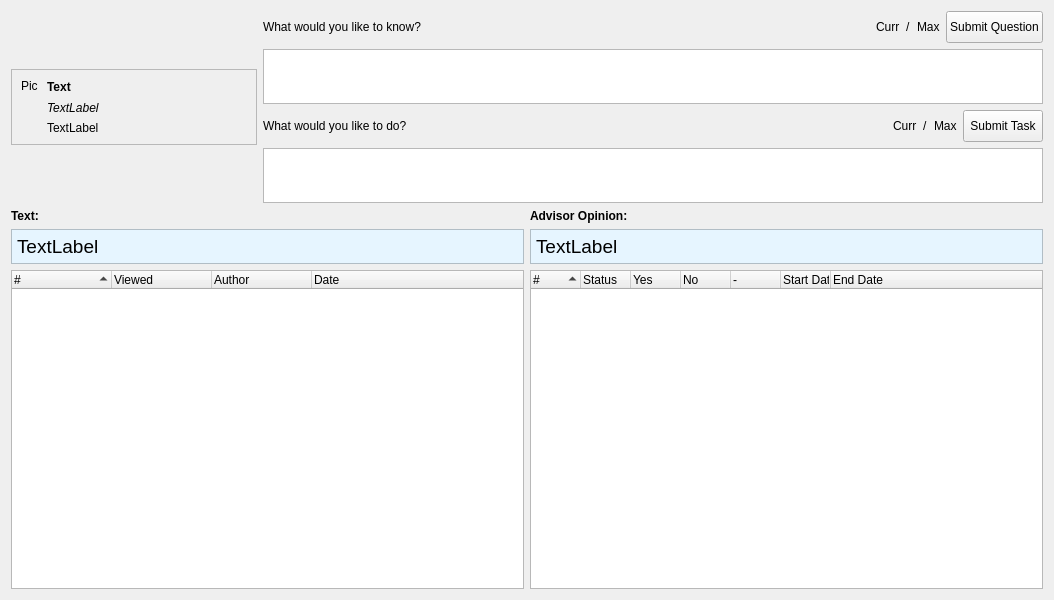
First picture: the form in ui/AdvisorWindow.ui, repository dmzdev/stance, before the edit.
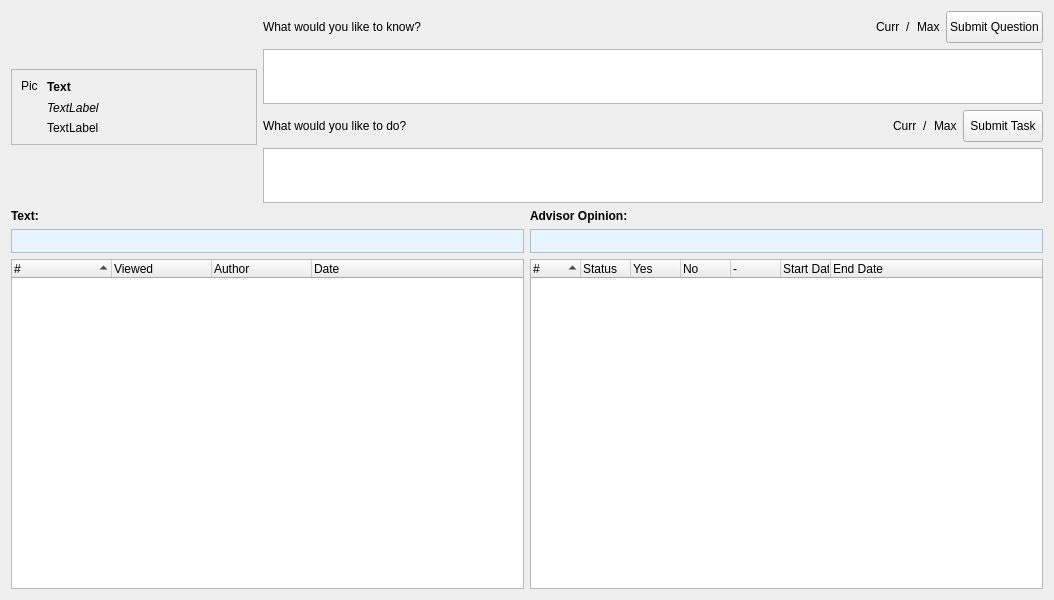
Second picture: the form after the edit.

Commit message: Cleanup. Map fixes. Advisor window fixes. Vote email fix. Added resources.

What changed in the file:
```diff
--- a/ui/AdvisorWindow.ui
+++ b/ui/AdvisorWindow.ui
@@ -984,7 +984,7 @@
             <enum>QFrame::Sunken</enum>
            </property>
            <property name="text">
-            <string>TextLabel</string>
+            <string/>
            </property>
            <property name="alignment">
             <set>Qt::AlignLeading|Qt::AlignLeft|Qt::AlignTop</set>
@@ -1495,7 +1495,7 @@
             <enum>QFrame::Sunken</enum>
            </property>
            <property name="text">
-            <string>TextLabel</string>
+            <string/>
            </property>
            <property name="alignment">
             <set>Qt::AlignLeading|Qt::AlignLeft|Qt::AlignTop</set>
```
The commit also changes 7 other files.
